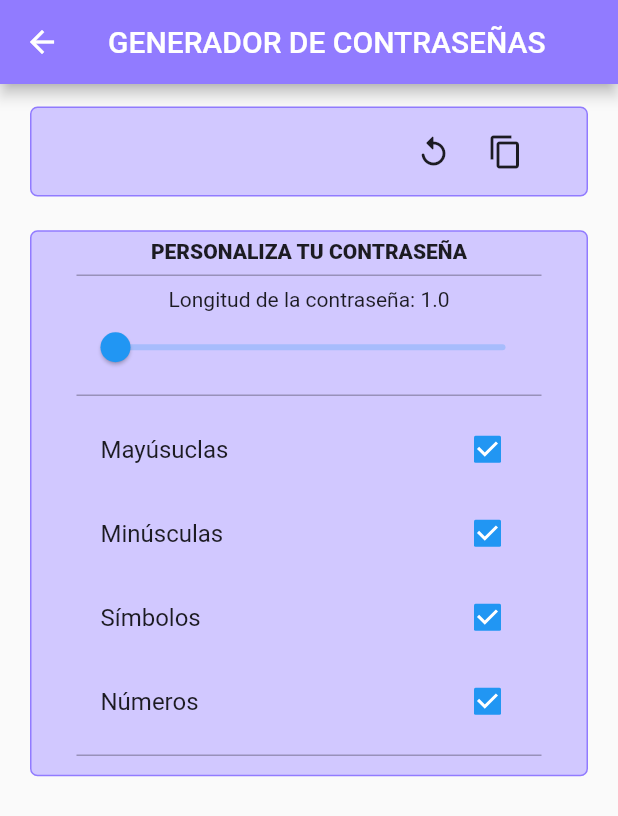
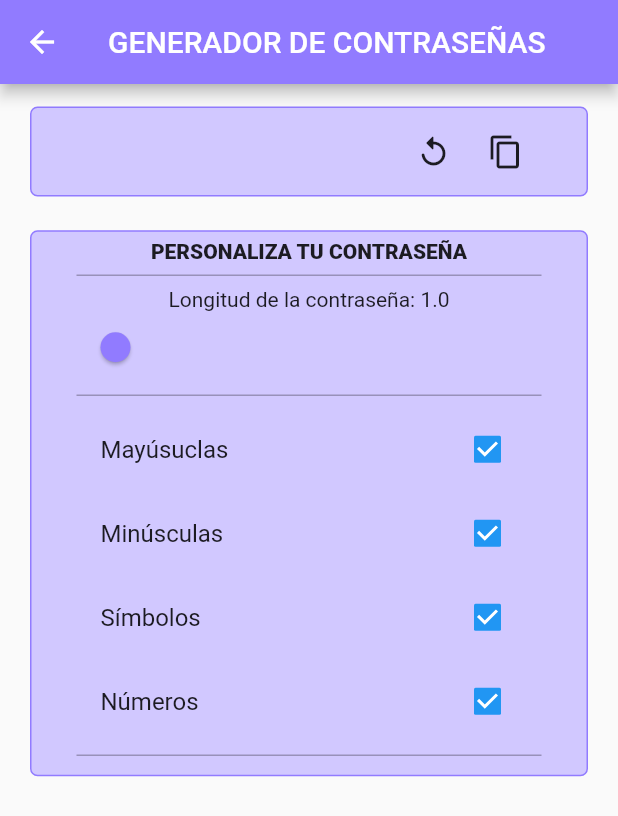
Before and after one commit to JHerrera458/DMovil_Tareas2023, a Flutter app: the screen it shows after launch, after a tap on "Tarea 4: Generador de contraseñas", on a phone screen of 412 x 824 dp. Shown: the top 816 px of the screen. Run offline on Flutter 3.47's test engine with Material 2 defaults, Android fonts, the phone set to English and light mode, and no system bars.

Commit message:
Tarea4: Slider colors

```diff
--- a/lib/Tarea4/views/form_password_generator.dart
+++ b/lib/Tarea4/views/form_password_generator.dart
@@ -159,10 +159,16 @@ class _FormPasswordGeneratorState extends State<FormPasswordGenerator> {
   }
 
   createSlider(PasswordProvider passwordProvider) {
+    Color color1 = const Color.fromARGB(255, 145, 123, 255);
+    Color color2 = const Color.fromARGB(255, 209, 200, 255);
     return Column(
       children: [
         Text("Longitud de la contraseña: ${passwordProvider.length}"),
         Slider(
+          thumbColor: color1,
+          secondaryActiveColor: color2,
+          activeColor: color1,
+          inactiveColor: color2,
           min: 1,
           max: 50,
           divisions: 49,
@@ -173,7 +179,8 @@ class _FormPasswordGeneratorState extends State<FormPasswordGenerator> {
               passwordProvider.generatedPassword =
                   passwordProvider.generateRandomPassword();
             });
-            }),
+          },
+        ),
       ],
     );
   }
```
Lines whose indentation alone changed are shown as unchanged.
